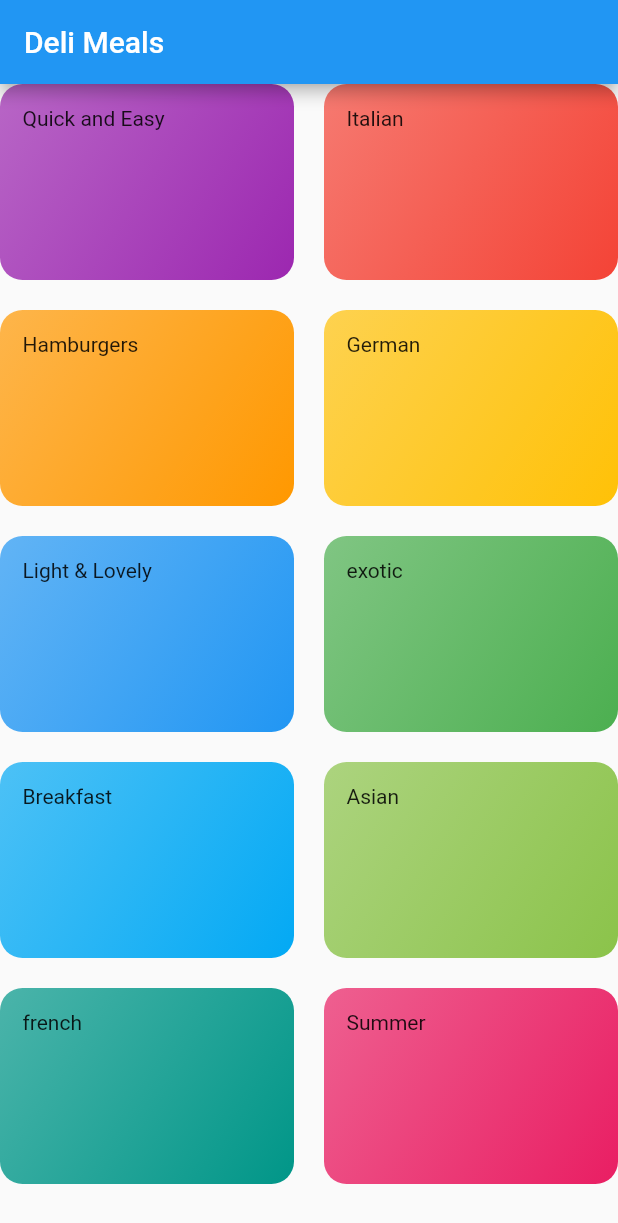
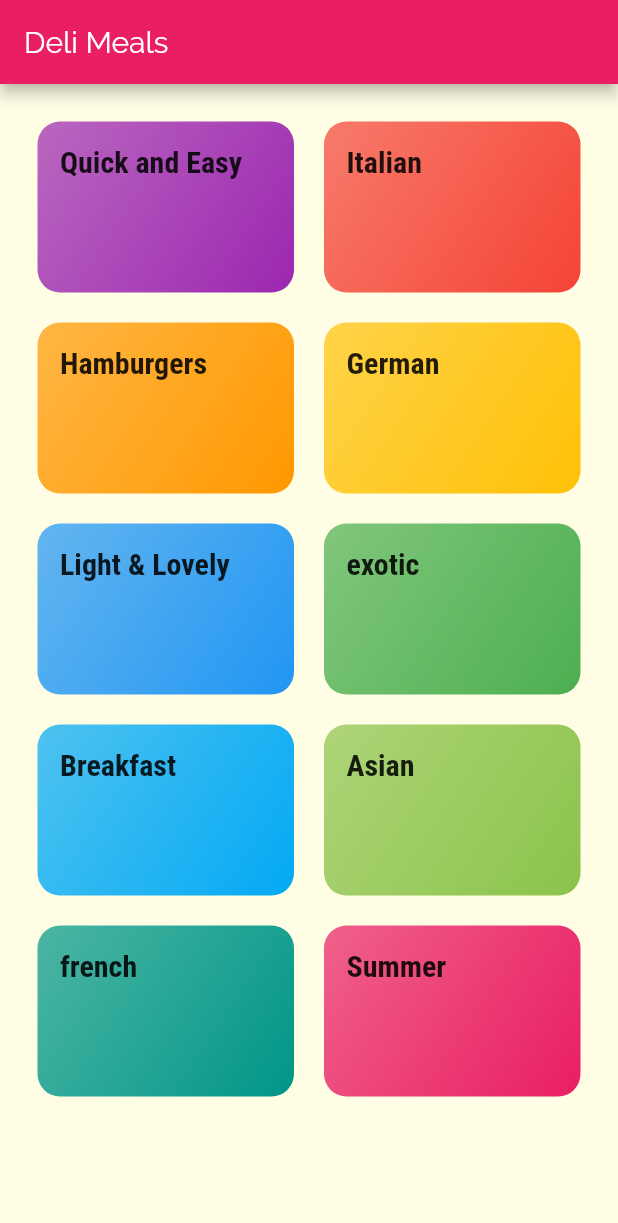
Before and after one commit to mabichuks/demo_flutter_projects, a Flutter app: the screen it shows after launch, on a phone screen of 412 x 824 dp. Shown: the top 1223 px of the screen. Run offline on Flutter 3.47's test engine with Material 2 defaults, Android fonts, the phone set to English and light mode, and no system bars; our stand-ins replace sqflite; accounts and stored records are empty.

Commit message:
update meals app

```diff
--- a/meals_app/lib/categories_screen.dart
+++ b/meals_app/lib/categories_screen.dart
@@ -11,7 +11,8 @@ class CategoriesScreen extends StatelessWidget {
         title: Text('Deli Meals'),
       ),
       body: GridView(
-        children: DUMMY_CATEGORIES.map((data) => CategoryItem(data.title, data.color)).toList(),
+        padding: const EdgeInsets.all(25),
+        children: DUMMY_CATEGORIES.map((data) => CategoryItem(data.id, data.title, data.color)).toList(),
         gridDelegate: SliverGridDelegateWithMaxCrossAxisExtent(
           maxCrossAxisExtent: 200,
           childAspectRatio: 3 / 2,
--- a/meals_app/lib/category_item.dart
+++ b/meals_app/lib/category_item.dart
@@ -1,18 +1,25 @@
 import 'package:flutter/material.dart';
+import 'package:meals_app/category_meals_screen.dart';
 
 class CategoryItem extends StatelessWidget {
 
+  final String id;
   final String title;
   final Color color;
 
-  CategoryItem(this.title, this.color);
+  CategoryItem(this.id, this.title, this.color);
 
   @override
   Widget build(BuildContext context) {
 
-    return Container(
+
+    return InkWell(
+      onTap: () => _selectItem(context),
+      splashColor: Theme.of(context).primaryColor,
+      borderRadius: BorderRadius.circular(15),
+      child: Container(
         padding: EdgeInsets.all(15),
-      child: Text(title),
+        child: Text(title, style: Theme.of(context).textTheme.title,),
         decoration: BoxDecoration(
           gradient: LinearGradient(
             colors: [
@@ -24,7 +31,16 @@ class CategoryItem extends StatelessWidget {
           ),
           borderRadius: BorderRadius.circular(15),
         ),
+      ),
     );
   }
 
+  void _selectItem(BuildContext ctxt) {
+    Navigator.of(ctxt).push(MaterialPageRoute(
+      builder: (_) {
+        return CategoryMealsScreen(id, title, color);
       }
+    ));
+  }
+
+}
--- a/meals_app/lib/main.dart
+++ b/meals_app/lib/main.dart
@@ -9,7 +9,23 @@ class MyApp extends StatelessWidget {
     return MaterialApp(
       title: 'DeliMeals',
       theme: ThemeData(
-        primarySwatch: Colors.blue,
+        primarySwatch: Colors.pink,
+        accentColor: Colors.amber,
+        canvasColor: Color.fromRGBO(255, 254, 229, 1),
+        fontFamily: 'Raleway',
+        textTheme: ThemeData.light().textTheme.copyWith(
+          body1: TextStyle(
+            color: Color.fromRGBO(20, 51, 51, 1)
+          ),
+          body2: TextStyle(
+              color: Color.fromRGBO(20, 51, 51, 1)
+          ),
+          title: TextStyle(
+            fontSize: 20,
+            fontFamily: 'RobotoCondensed',
+            fontWeight: FontWeight.bold
+          )
+        ),
       ),
       home: CategoriesScreen(),
     );
```
Also changed, not shown: meals_app/lib/category_meals_screen.dart (added, +26 -0 lines), meals_app/pubspec.yaml (+24 -12 lines), meals_app/assets/fonts/Raleway-Black.ttf (added), meals_app/assets/fonts/Raleway-Bold.ttf (added), meals_app/assets/fonts/Raleway-Regular.ttf (added), meals_app/assets/fonts/RobotoCondensed-Bold.ttf (added), meals_app/assets/fonts/RobotoCondensed-Italic.ttf (added), meals_app/assets/fonts/RobotoCondensed-Light.ttf (added), meals_app/assets/fonts/RobotoCondensed-Regular.ttf (added). Lines whose indentation alone changed are shown as unchanged.
